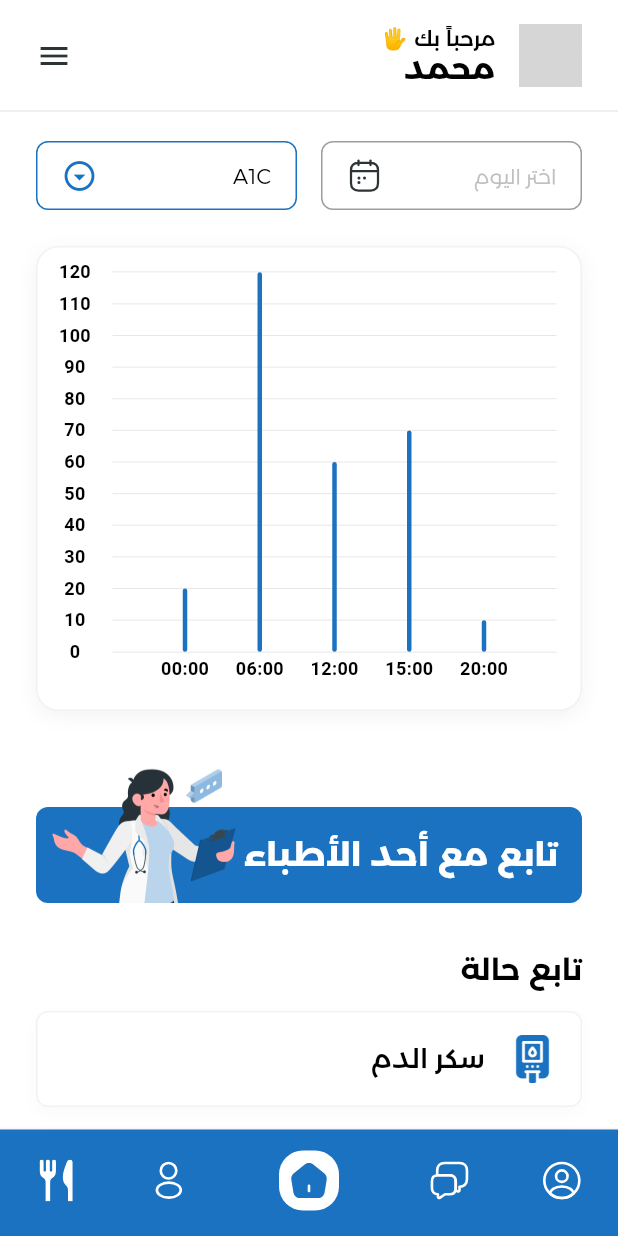
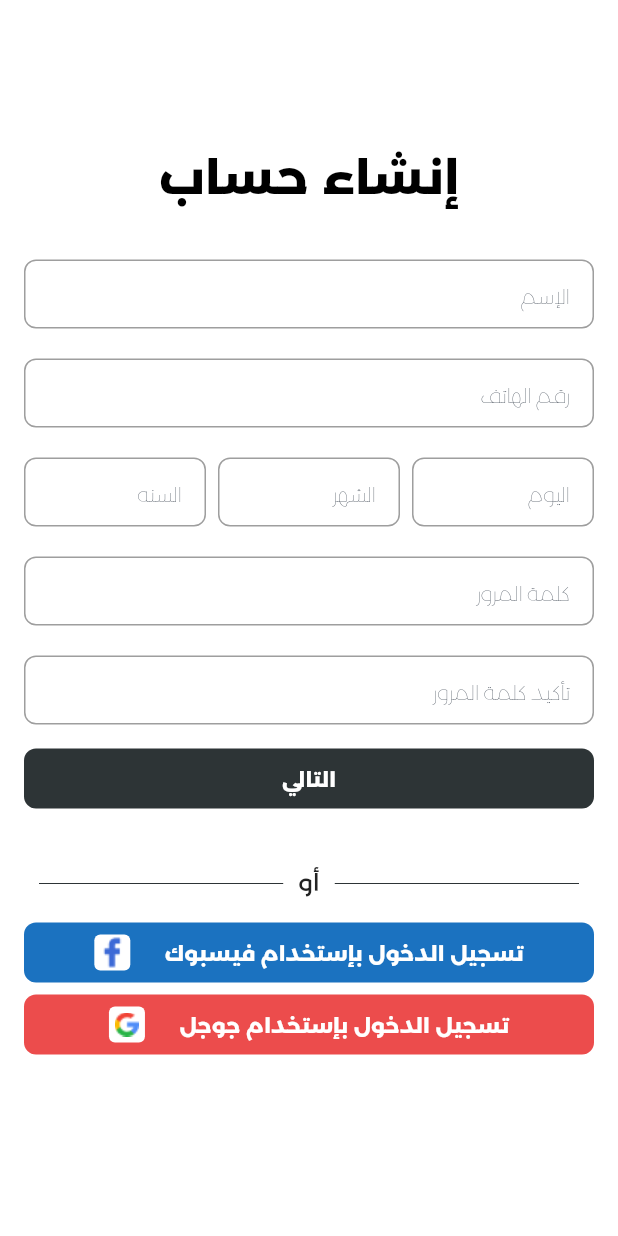
Before and after one commit to El-Helbawy-M/Beta, a Flutter app: the screen it shows after launch, on a phone screen of 412 x 824 dp. Run offline on Flutter 3.47's test engine with Material 2 defaults, Android fonts, the phone set to English and light mode, and no system bars; drawn by our look-alikes of fl_chart; our stand-ins replace dio, file_picker, flutter_bloc, flutter_blue_plus, flutter_svg, image_picker and 4 more; missing offline and left inert: qr_code_scanner; Roboto replaces fonts that are missing (txt); project files that could hold a hidden picture were left out; grey boxes are pictures that could not be loaded.

Commit message:
added registration page ui

```diff
--- a/lib/base/widgets/fields/text_input_field.dart
+++ b/lib/base/widgets/fields/text_input_field.dart
@@ -1,11 +1,11 @@
-// ignore_for_file: prefer_const_constructors
+// ignore_for_file: prefer_const_constructors, prefer_const_constructors_in_immutables
 
 import 'package:flutter/material.dart';
 import 'package:flutter_project_base/handlers/icon_handler.dart';
 import 'package:flutter_project_base/utilities/theme/text_styles.dart';
 
 class TextInputField extends StatefulWidget {
-  const TextInputField({
+  TextInputField({
     super.key,
     this.onChange,
     this.controller,
@@ -80,7 +80,10 @@ class _TextInputFieldState extends State<TextInputField> {
             obscureText: !showText,
             decoration: InputDecoration(
               hintText: widget.hintText,
-              hintStyle: TextStyle(fontSize: 14, fontWeight: FontWeight.w100),
+              hintStyle: TextStyle(
+                  fontSize: 14,
+                  fontWeight: FontWeight.w100,
+                  color: Theme.of(context).hintColor),
               contentPadding: const EdgeInsets.symmetric(horizontal: 16),
               suffixIcon: _mapSuffixIcon(),
               enabledBorder: _mapBorder(borderColor: Colors.grey),
--- a/lib/main.dart
+++ b/lib/main.dart
@@ -46,7 +46,7 @@ class Launch extends StatelessWidget {
             theme: ColoresThemes()
                 .mapColor(settingsBloc.settingsModel.theme, "Cairo"),
             debugShowCheckedModeBanner: false,
-            initialRoute: Routes.home,
+            initialRoute: Routes.register,
             navigatorKey: CustomNavigator.navigatorState,
             navigatorObservers: [CustomNavigator.routeObserver],
             scaffoldMessengerKey: CustomNavigator.scaffoldState,
--- a/lib/routers/navigator.dart
+++ b/lib/routers/navigator.dart
@@ -1,6 +1,7 @@
 import 'package:flutter/material.dart';
 import 'package:flutter_bloc/flutter_bloc.dart';
 import 'package:flutter_project_base/routers/routers.dart';
+import 'package:flutter_project_base/services/authentication/register/registration_page.dart';
 import 'package:flutter_project_base/services/chat_room/pages/chat_room_page.dart';
 import 'package:flutter_project_base/services/onboarding/blocs/onboarding_bloc.dart';
 import 'package:flutter_project_base/services/onboarding/pages/on_boarding.dart';
@@ -18,9 +19,12 @@ const curve = Curves.easeInOut;
 var tween = Tween(begin: begin, end: end).chain(CurveTween(curve: curve));
 
 class CustomNavigator {
-  static final GlobalKey<NavigatorState> navigatorState = GlobalKey<NavigatorState>();
-  static final RouteObserver<PageRoute> routeObserver = RouteObserver<PageRoute>();
-  static final GlobalKey<ScaffoldMessengerState> scaffoldState = GlobalKey<ScaffoldMessengerState>();
+  static final GlobalKey<NavigatorState> navigatorState =
+      GlobalKey<NavigatorState>();
+  static final RouteObserver<PageRoute> routeObserver =
+      RouteObserver<PageRoute>();
+  static final GlobalKey<ScaffoldMessengerState> scaffoldState =
+      GlobalKey<ScaffoldMessengerState>();
 
   static _pageRoute(Widget screen) => PageRouteBuilder(
         pageBuilder: (context, animation, secondaryAnimation) => screen,
@@ -37,9 +41,13 @@ class CustomNavigator {
       case Routes.splash:
         return _pageRoute(const SplashPage());
       case Routes.boarding:
-        return _pageRoute(BlocProvider(create: (context) => OnBoardingCubit(), child: const OnBoardingPage()));
+        return _pageRoute(BlocProvider(
+            create: (context) => OnBoardingCubit(),
+            child: const OnBoardingPage()));
       case Routes.diabetesDetails:
         return _pageRoute(const DiabetesDetails());
+      case Routes.register:
+        return _pageRoute(const RegistrationPage());
       case Routes.addDiabetesDetails:
         return _pageRoute(const AddDiabetesDetails());
       case Routes.home:
@@ -63,13 +71,18 @@ class CustomNavigator {
     }
   }
 
-  static push(String routeName, {arguments, bool replace = false, bool clean = false}) {
+  static push(String routeName,
+      {arguments, bool replace = false, bool clean = false}) {
     if (clean) {
-      return navigatorState.currentState!.pushNamedAndRemoveUntil(routeName, (_) => false, arguments: arguments);
+      return navigatorState.currentState!.pushNamedAndRemoveUntil(
+          routeName, (_) => false,
+          arguments: arguments);
     } else if (replace) {
-      return navigatorState.currentState!.pushReplacementNamed(routeName, arguments: arguments);
+      return navigatorState.currentState!
+          .pushReplacementNamed(routeName, arguments: arguments);
     } else {
-      return navigatorState.currentState!.pushNamed(routeName, arguments: arguments);
+      return navigatorState.currentState!
+          .pushNamed(routeName, arguments: arguments);
     }
   }
 }
--- a/lib/services/authentication/login/pages/login_page.dart
+++ /dev/null
@@ -1,32 +0,0 @@
-import 'package:flutter/material.dart';
-import 'package:flutter_project_base/utilities/components/custom_page_body.dart';
-
-import '../../../../base/widgets/fields/text_input_field.dart';
-
-class LoginPage extends StatelessWidget {
-  const LoginPage({super.key});
-
-  @override
-  Widget build(BuildContext context) {
-    return const CustomPageBody(
-      body: Padding(
-        padding: EdgeInsets.symmetric(horizontal: 24),
-        child: Column(
-          mainAxisAlignment: MainAxisAlignment.center,
-          children: [
-            TextInputField(
-              labelText: "Email",
-              hintText: "Enter the email",
-              keyboardType: TextInputType.emailAddress,
-            ),
-            TextInputField(
-              labelText: "Password",
-              hintText: "Enter the password",
-              keyboardType: TextInputType.visiblePassword,
-            ),
-          ],
-        ),
-      ),
-    );
-  }
-}
--- /dev/null
+++ b/lib/services/authentication/register/registration_page.dart
@@ -0,0 +1,144 @@
+import 'package:flutter/material.dart';
+import 'package:flutter_project_base/base/widgets/fields/text_input_field.dart';
+import 'package:flutter_project_base/utilities/components/custom_btn.dart';
+import 'package:flutter_project_base/utilities/components/custom_page_body.dart';
+import 'package:flutter_project_base/utilities/theme/text_styles.dart';
+
+class RegistrationPage extends StatelessWidget {
+  const RegistrationPage({super.key});
+
+  @override
+  Widget build(BuildContext context) {
+    return CustomPageBody(
+      body: SingleChildScrollView(
+        child: Padding(
+          padding: const EdgeInsets.symmetric(horizontal: 16, vertical: 98),
+          child: Column(
+            children: [
+              Center(
+                child: Text("إنشاء حساب",
+                    style: AppTextStyles.w700.copyWith(fontSize: 32)),
+              ),
+              const SizedBox(
+                height: 32,
+              ),
+              TextInputField(
+                hintText: "الإسم",
+              ),
+              TextInputField(
+                hintText: "رقم الهاتف",
+              ),
+              Row(
+                mainAxisAlignment: MainAxisAlignment.spaceBetween,
+                children: <Widget>[
+                  Flexible(
+                    child: TextInputField(hintText: "اليوم"),
+                  ),
+                  const SizedBox(
+                    width: 8.0,
+                  ),
+                  Flexible(
+                    child: TextInputField(hintText: "الشهر"),
+                  ),
+                  const SizedBox(
+                    width: 8.0,
+                  ),
+                  Flexible(
+                    child: TextInputField(hintText: "السنه"),
+                  ),
+                ],
+              ),
+              TextInputField(
+                hintText: "كلمة المرور",
+              ),
+              TextInputField(
+                hintText: "تأكيد كلمة المرور",
+              ),
+              CustomBtn(
+                buttonColor: Theme.of(context).colorScheme.secondary,
+                text: "التالي",
+                height: 40,
+              ),
+              const SizedBox(
+                height: 40,
+              ),
+              Padding(
+                padding: const EdgeInsets.symmetric(horizontal: 10),
+                child: Center(
+                  child: Row(
+                    children: [
+                      Expanded(
+                        child: Divider(
+                          height: 1,
+                          color: Theme.of(context).colorScheme.secondary,
+                        ),
+                      ),
+                      const Padding(
+                        padding: EdgeInsets.symmetric(horizontal: 10),
+                        child: Text(
+                          'أو',
+                          style: TextStyle(fontSize: 16),
+                        ),
+                      ),
+                      Expanded(
+                        child: Divider(
+                          height: 1,
+                          color: Theme.of(context).colorScheme.secondary,
+                        ),
+                      ),
+                    ],
+                  ),
+                ),
+              ),
+              const SizedBox(
+                height: 16,
+              ),
+              CustomBtn(
+                buttonColor: Theme.of(context).colorScheme.primary,
+                text: "تسجيل الدخول بإستخدام فيسبوك",
+                height: 40,
+                icon: Padding(
+                  padding: const EdgeInsets.only(right: 15),
+                  child: Container(
+                    width: 24,
+                    height: 24,
+                    decoration: BoxDecoration(
+                      color: Colors.white,
+                      borderRadius: BorderRadius.circular(4),
+                    ),
+                    child: Image.asset(
+                      "assets/images/facebook.png",
+                    ),
+                  ),
+                ),
+              ),
+              const SizedBox(
+                height: 8,
+              ),
+              CustomBtn(
+                buttonColor:
+                    Theme.of(context).colorScheme.error.withOpacity(0.9),
+                text: "تسجيل الدخول بإستخدام جوجل",
+                height: 40,
+                icon: Padding(
+                  padding: const EdgeInsets.only(right: 15),
+                  child: Container(
+                    width: 24,
+                    height: 24,
+                    decoration: BoxDecoration(
+                      color: Colors.white,
+                      borderRadius: BorderRadius.circular(4),
+                    ),
+                    child: Image.asset(
+                      "assets/images/google.png",
+                    ),
+                  ),
+                ),
+              ),
+            ],
+          ),
+        ),
+      ),
+    );
+  }
+}
--- a/lib/services/diabetes/presentation/views/add_diabetes_details.dart
+++ b/lib/services/diabetes/presentation/views/add_diabetes_details.dart
@@ -32,7 +32,7 @@ class _AddDiabetesDetailsState extends State<AddDiabetesDetails> {
           child: SingleChildScrollView(
             child: Column(
               children: [
-                const TextInputField(
+                TextInputField(
                   labelText: 'تركيز السكر',
                 ),
                 SingleSelectSheetField(
--- a/lib/utilities/theme/colors.dart
+++ b/lib/utilities/theme/colors.dart
@@ -13,7 +13,7 @@ class ColoresThemes {
         progressIndicatorTheme:
             const ProgressIndicatorThemeData(color: Color(0xff2D3436)),
         iconTheme: const IconThemeData(color: Color(0xff2D3436)),
-        hintColor: const Color(0xffBFBFBF),
+        hintColor: const Color(0xff0F1A29),
         scaffoldBackgroundColor: Colors.white,
         colorScheme: ColorScheme.light(
           primary: const Color(0xff1B72C0),
```
Also changed, not shown: assets/images/facebook.png (added), assets/images/google.png (added), pubspec.lock, 1 other file.
